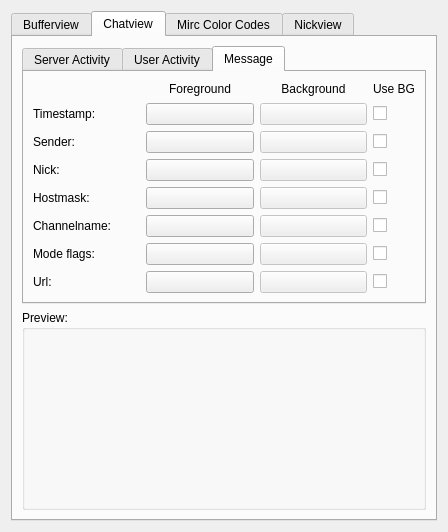
Before: the Qt Designer form src/qtui/settingspages/colorsettingspage.ui in quassel/quassel, drawn with Qt 5.
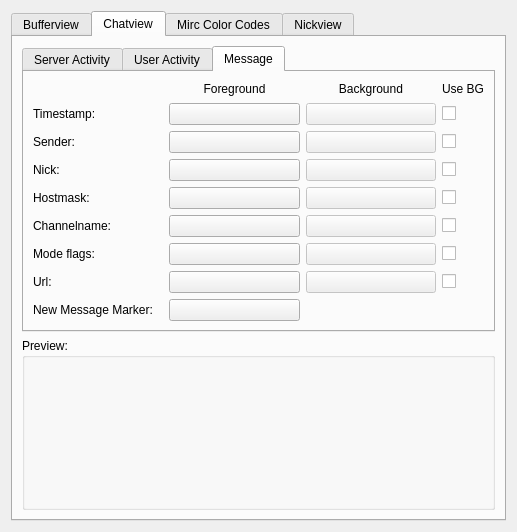
After: the same form once the commit is applied. The open tabs and pages were chosen to show the change. Custom widgets are drawn as their Qt base class.

Commit message: message marker is now a thin line and no longer displayed when the new message is from us. color can be configured via color settings -> chatview -> message

What changed in the file:
```diff
--- a/src/qtui/settingspages/colorsettingspage.ui
+++ b/src/qtui/settingspages/colorsettingspage.ui
@@ -5,7 +5,7 @@
    <rect>
     <x>0</x>
     <y>0</y>
-    <width>448</width>
+    <width>517</width>
     <height>532</height>
    </rect>
   </property>
@@ -315,6 +315,14 @@
       </layout>
      </widget>
      <widget class="QWidget" name="chatview" >
+      <property name="geometry" >
+       <rect>
+        <x>0</x>
+        <y>0</y>
+        <width>487</width>
+        <height>485</height>
+       </rect>
+      </property>
       <attribute name="title" >
        <string>Chatview</string>
       </attribute>
@@ -875,6 +883,14 @@
           </layout>
          </widget>
          <widget class="QWidget" name="Seite_2" >
+          <property name="geometry" >
+           <rect>
+            <x>0</x>
+            <y>0</y>
+            <width>441</width>
+            <height>294</height>
+           </rect>
+          </property>
           <attribute name="title" >
            <string>Message</string>
           </attribute>
@@ -1189,6 +1205,20 @@
              </property>
             </widget>
            </item>
+           <item row="8" column="0" >
+            <widget class="QLabel" name="label_11" >
+             <property name="text" >
+              <string>New Message Marker:</string>
+             </property>
+            </widget>
+           </item>
+           <item row="8" column="1" >
+            <widget class="ColorButton" name="newMsgMarkerFG" >
+             <property name="text" >
+              <string/>
+             </property>
+            </widget>
+           </item>
           </layout>
          </widget>
         </widget>
```
Left out of the diff: 54 changed lines with no effect on the pictures. The commit also changes 2 other files.
